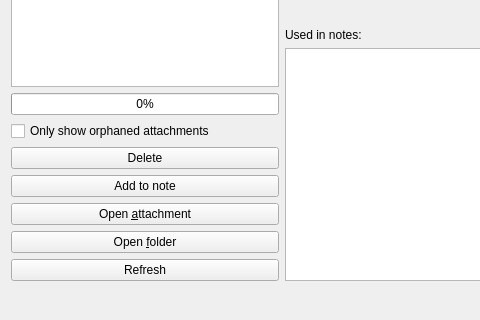
Qt form src/dialogs/storedattachmentsdialog.ui (pbek/QOwnNotes) before a commit; both pictures show x 0 to 480 and y 297 to 617 of the 831 by 617 pixel window.
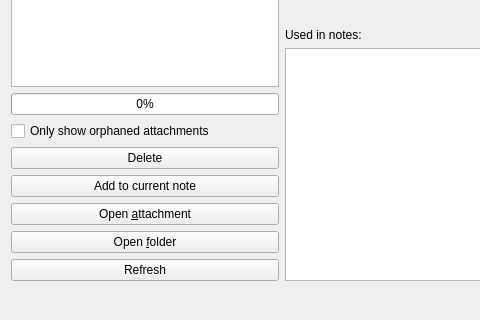
The same form after that commit. Icons and pictures are not drawn. Custom widgets are drawn as their Qt base class.

Commit message: Make button text consistent with stored images dialog (#2073)

The edit to the form file:
```diff
--- a/src/dialogs/storedattachmentsdialog.ui
+++ b/src/dialogs/storedattachmentsdialog.ui
@@ -339,7 +339,7 @@
          <string>Add selected attachments to note</string>
         </property>
         <property name="text">
-         <string>Add to note</string>
+         <string>Add to current note</string>
         </property>
         <property name="icon">
          <iconset theme="list-add" resource="../breeze-qownnotes.qrc">
```
Left out of the diff: 2 changed lines with no effect on the pictures. The commit also changes 1 other file.
